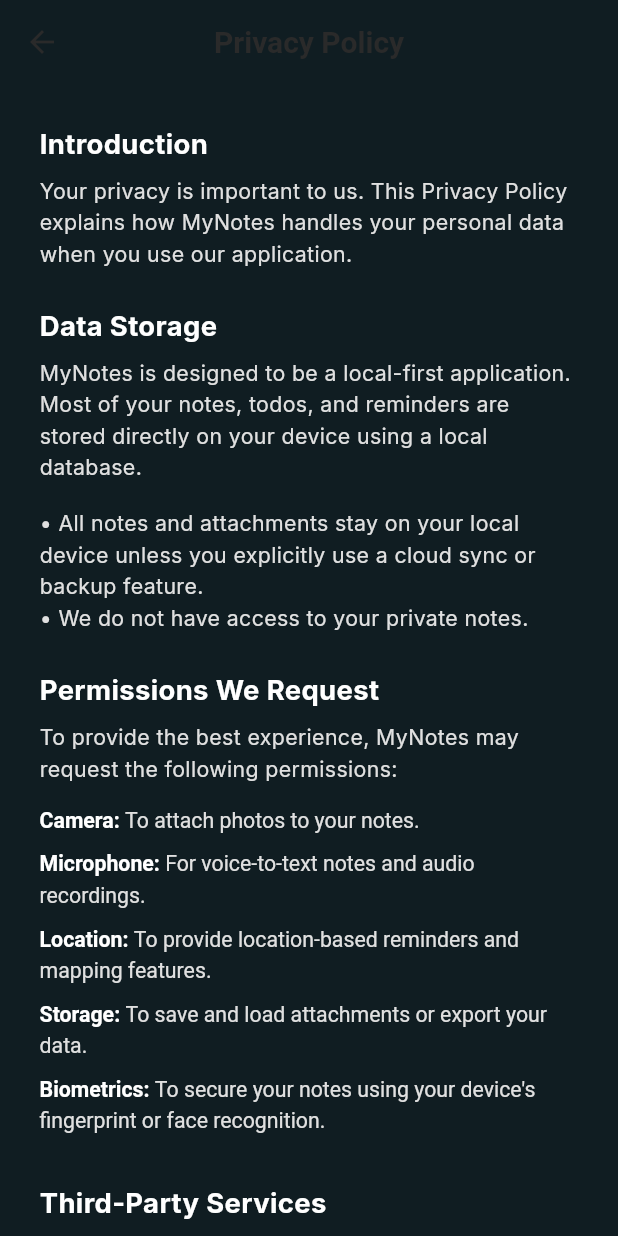
After one commit to AbdullahManzoor-code/mynotes, a Flutter app: the PrivacyPolicyScreen screen opened directly, on a phone screen of 412 x 824 dp. The commit adds this screen. Run offline on Flutter 3.47's test engine with Material 3 defaults, Android fonts, the phone set to English and light mode, and no system bars; our stand-ins replace audioplayers, bloc, carousel_slider, connectivity_plus, equatable, file_picker and 26 more; missing offline and left inert: flutter_quill, flutter_quill_extensions, google_mlkit_text_recognition, graphview, photo_manager, pro_image_editor and 3 more; accounts and stored records are empty.

Commit message:
ready for google console

```diff
--- a/lib/core/services/clipboard_service.dart
+++ b/lib/core/services/clipboard_service.dart
@@ -22,7 +22,9 @@ import 'dart:async';
 /// 2. Using WorkManager for periodic checks
 /// 3. Implementing native Android receiver for clipboard changes
 class ClipboardService {
-  static const platform = MethodChannel('com.example.mynotes/clipboard');
+  static const platform = MethodChannel(
+    'com.abdullahmanzoor.mynotes/clipboard',
+  );
 
   final _clipboardSubject = BehaviorSubject<String?>();
 
--- a/lib/presentation/pages/advanced_settings_screen.dart
+++ b/lib/presentation/pages/advanced_settings_screen.dart
@@ -1,5 +1,6 @@
 import 'package:flutter/material.dart';
 import 'package:flutter/services.dart';
+import 'package:url_launcher/url_launcher.dart';
 import 'package:flutter_screenutil/flutter_screenutil.dart';
 import 'package:flutter_bloc/flutter_bloc.dart';
 import 'package:mynotes/domain/entities/note.dart';
@@ -39,6 +40,7 @@ import 'cross_feature_demo.dart';
 import 'search_filter_screen.dart';
 import 'voice_settings_screen.dart';
 import 'settings_screen.dart';
+import 'privacy_policy_screen.dart';
 
 // ==================== Utilities ====================
 import 'document_scan_screen.dart';
@@ -218,6 +220,12 @@ class _AdvancedSettingsScreenState extends State<AdvancedSettingsScreen> {
                 'Help us improve',
                 Icons.star_outline,
                 _handleRateApp,
+              ),
+              _buildActionTile(
+                'Privacy Policy',
+                'Read how we protect your data',
+                Icons.privacy_tip_outlined,
+                () => _navigateToScreen(const PrivacyPolicyScreen()),
               ),
             ]),
 
@@ -775,6 +783,15 @@ class _AdvancedSettingsScreenState extends State<AdvancedSettingsScreen> {
     _showSnackbar('Thank you for your support!');
   }
 
+  Future<void> _launchUrl(String urlString) async {
+    final Uri url = Uri.parse(urlString);
+    if (!await launchUrl(url, mode: LaunchMode.externalApplication)) {
+      if (mounted) {
+        _showSnackbar('Could not launch $urlString');
+      }
+    }
+  }
+
   void _generateSampleData() {
     // TODO: Generate sample data for testing
     _showSnackbar('Sample data generated');
--- /dev/null
+++ b/lib/presentation/pages/privacy_policy_screen.dart
@@ -0,0 +1,142 @@
+import 'package:flutter/material.dart';
+import 'package:flutter_screenutil/flutter_screenutil.dart';
+import '../design_system/design_system.dart';
+
+class PrivacyPolicyScreen extends StatelessWidget {
+  const PrivacyPolicyScreen({super.key});
+
+  @override
+  Widget build(BuildContext context) {
+    return Scaffold(
+      backgroundColor: AppColors.darkBackground,
+      appBar: AppBar(
+        title: const Text('Privacy Policy'),
+        backgroundColor: AppColors.darkBackground,
+        elevation: 0,
+      ),
+      body: SingleChildScrollView(
+        padding: EdgeInsets.all(24.w),
+        child: Column(
+          crossAxisAlignment: CrossAxisAlignment.start,
+          children: [
+            _buildSectionTitle('Introduction'),
+            _buildSectionText(
+              'Your privacy is important to us. This Privacy Policy explains how MyNotes handles your personal data when you use our application.',
+            ),
+            SizedBox(height: 24.h),
+            _buildSectionTitle('Data Storage'),
+            _buildSectionText(
+              'MyNotes is designed to be a local-first application. Most of your notes, todos, and reminders are stored directly on your device using a local database.',
+            ),
+            SizedBox(height: 16.h),
+            _buildSectionText(
+              '• All notes and attachments stay on your local device unless you explicitly use a cloud sync or backup feature.\n'
+              '• We do not have access to your private notes.',
+            ),
+            SizedBox(height: 24.h),
+            _buildSectionTitle('Permissions We Request'),
+            _buildSectionText(
+              'To provide the best experience, MyNotes may request the following permissions:',
+            ),
+            SizedBox(height: 12.h),
+            _buildPermissionItem('Camera', 'To attach photos to your notes.'),
+            _buildPermissionItem(
+              'Microphone',
+              'For voice-to-text notes and audio recordings.',
+            ),
+            _buildPermissionItem(
+              'Location',
+              'To provide location-based reminders and mapping features.',
+            ),
+            _buildPermissionItem(
+              'Storage',
+              'To save and load attachments or export your data.',
+            ),
+            _buildPermissionItem(
+              'Biometrics',
+              'To secure your notes using your device\'s fingerprint or face recognition.',
+            ),
+            SizedBox(height: 24.h),
+            _buildSectionTitle('Third-Party Services'),
+            _buildSectionText(
+              'We use certain third-party services to enhance app functionality:',
+            ),
+            SizedBox(height: 12.h),
+            _buildSectionText(
+              '• Google Maps API: Used for location-based reminders and display.\n'
+              '• ML Kit: Used for on-device text recognition and AI parsing.',
+            ),
+            SizedBox(height: 24.h),
+            _buildSectionTitle('Data Safety'),
+            _buildSectionText(
+              'We do not sell, trade, or otherwise transfer your personally identifiable information to outside parties. Any data shared is for the sole purpose of providing technical functionality required by the app.',
+            ),
+            SizedBox(height: 24.h),
+            _buildSectionTitle('Contact Us'),
+            _buildSectionText(
+              'If you have any questions regarding this privacy policy, you may contact us via our official support channels.',
+            ),
+            SizedBox(height: 40.h),
+            Center(
+              child: Text(
+                'Last updated: February 12, 2026',
+                style: TextStyle(color: Colors.grey.shade500, fontSize: 12.sp),
+              ),
+            ),
+            SizedBox(height: 24.h),
+          ],
+        ),
+      ),
+    );
+  }
+
+  Widget _buildSectionTitle(String title) {
+    return Padding(
+      padding: EdgeInsets.only(bottom: 8.h),
+      child: Text(
+        title,
+        style: TextStyle(
+          color: Colors.white,
+          fontSize: 18.sp,
+          fontWeight: FontWeight.bold,
+        ),
+      ),
+    );
+  }
+
+  Widget _buildSectionText(String text) {
+    return Text(
+      text,
+      style: TextStyle(
+        color: Colors.grey.shade300,
+        fontSize: 14.sp,
+        height: 1.5,
+      ),
+    );
+  }
+
+  Widget _buildPermissionItem(String title, String description) {
+    return Padding(
+      padding: EdgeInsets.only(bottom: 8.h),
+      child: RichText(
+        text: TextSpan(
+          style: TextStyle(
+            color: Colors.grey.shade300,
+            fontSize: 14.sp,
+            height: 1.5,
+          ),
+          children: [
+            TextSpan(
+              text: '$title: ',
+              style: const TextStyle(
+                fontWeight: FontWeight.bold,
+                color: Colors.white,
+              ),
+            ),
+            TextSpan(text: description),
+          ],
+        ),
+      ),
+    );
+  }
+}
```
Also changed, not shown: 17 other files.
